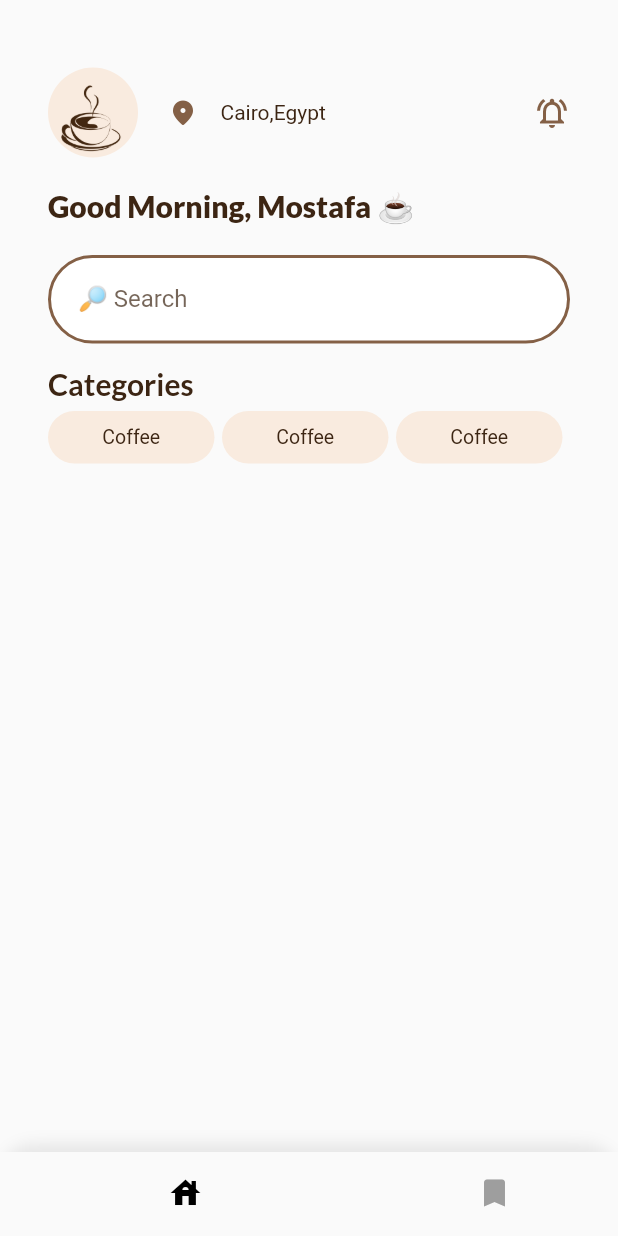
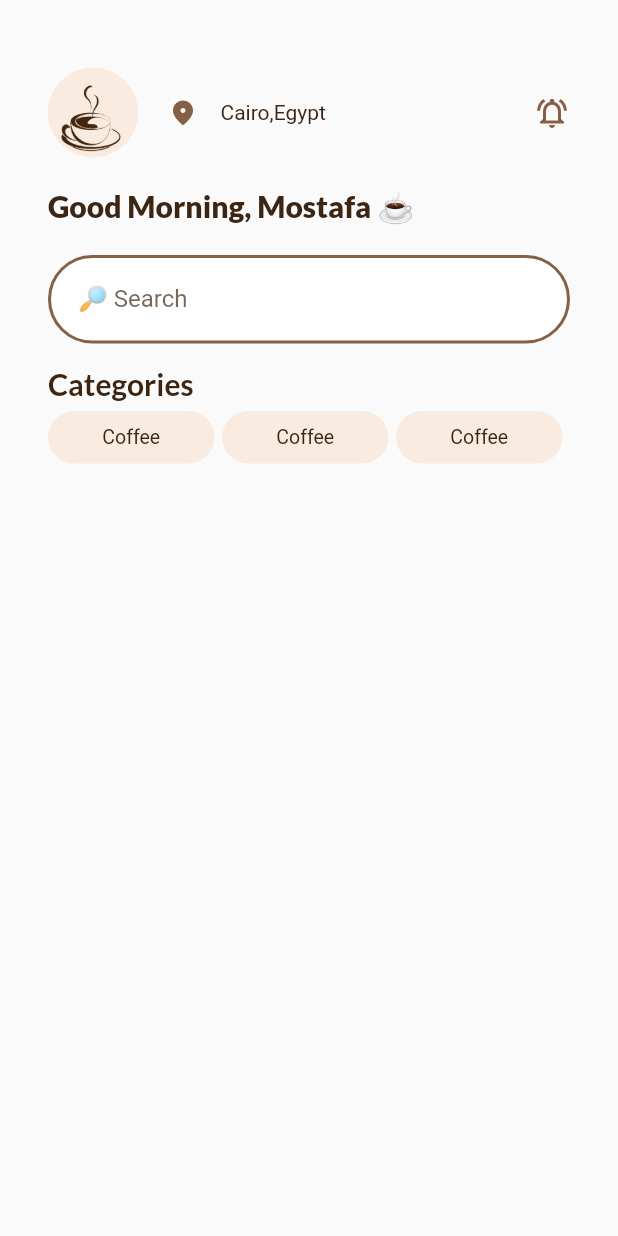
Before and after one commit to mostafaramadanhamed/coffee_app, a Flutter app: the HomeView screen opened directly, on a phone screen of 412 x 824 dp. Run offline on Flutter 3.47's test engine with Material 2 defaults, Android fonts, the phone set to English and light mode, and no system bars; our stand-ins replace go_router, google_fonts.

Commit message:
finish bottom nav bar

```diff
--- a/lib/core/utils/app_router.dart
+++ b/lib/core/utils/app_router.dart
@@ -1,5 +1,6 @@
 import 'package:coffee_app/core/utils/string.dart';
 import 'package:coffee_app/features/home/presentation/views/home_view.dart';
+import 'package:coffee_app/features/home/presentation/views/main_view.dart';
 import 'package:coffee_app/features/login/presentation/views/login_view.dart';
 import 'package:coffee_app/features/splash/presentation/views/landing_view.dart';
 import 'package:go_router/go_router.dart';
@@ -13,7 +14,7 @@ abstract class AppRouter{
     GoRoute(path: '/',builder: (context,state)=>const SplashView() ,),
     GoRoute(path: AppStrings.kLandingRoute,builder: (context,state)=>const LandingView()),
     GoRoute(path: AppStrings.kLoginRoute,builder: (context,state)=>const LoginView()),
-    GoRoute(path: AppStrings.kHomeRoute,builder: (context,state)=>const HomeView()),
+    GoRoute(path: AppStrings.kMainRoute,builder: (context,state)=>const MainView()),
     // GoRoute(path: '/',builder: (context,state)=>const SplashView() ,),
   ],);
 }
--- a/lib/core/utils/string.dart
+++ b/lib/core/utils/string.dart
@@ -2,6 +2,6 @@ abstract class AppStrings{
   static const kAppName='Grand Coffee';
   static const kLandingRoute='/landingView';
   static const kLoginRoute='/loginView';
-  static const kHomeRoute='/homeView';
+  static const kMainRoute='/mainView';
   static const kLandingButton ='Let\'s Go ☕';
 }
--- a/lib/features/home/presentation/views/home_view.dart
+++ b/lib/features/home/presentation/views/home_view.dart
@@ -1,51 +1,10 @@
-import 'package:coffee_app/core/utils/colors.dart';
 import 'package:coffee_app/features/home/presentation/views/widgets/home_view_body.dart';
 import 'package:flutter/material.dart';
 class HomeView extends StatelessWidget {
   const HomeView({Key? key}) : super(key: key);
   @override
   Widget build(BuildContext context) {
-    return  Scaffold(
-      bottomNavigationBar: Container(
-    decoration: BoxDecoration(
-    color:AppColors.kLoginTextFieldColor.withOpacity(0.6),
-    borderRadius: const BorderRadius.only(
-    topLeft: Radius.circular(25.0),
-    topRight: Radius.circular(25.0),
-    ),
-    boxShadow: [
-    BoxShadow(
-    color: Colors.grey.withOpacity(0.22),
-    spreadRadius: 2,
-    blurRadius: 8,
-    offset: const Offset(0, -3),
-    ),
-    ],
-    ),
-    child: BottomNavigationBar(
-    elevation: 0,
-    backgroundColor: Colors.transparent,
-    showSelectedLabels: false,
-    showUnselectedLabels: false,
-    type: BottomNavigationBarType.shifting,
-    selectedItemColor: Colors.black,
-    unselectedItemColor: Colors.grey,
-    currentIndex:0,
-    onTap: (int index) {
-
-    },
-    items: const [
-    BottomNavigationBarItem(
-    icon: Icon(Icons.house),
-    label: 'Home',
-    ),
-    BottomNavigationBarItem(
-    icon: Icon(Icons.bookmark),
-    label: 'Bookmark',
-    ),
-    ],
-    ),
-    ),
+    return  const Scaffold(
       body: SafeArea(child: HomeViewBody(),),
     );
   }
--- a/lib/features/login/presentation/views/widgets/login_button.dart
+++ b/lib/features/login/presentation/views/widgets/login_button.dart
@@ -25,7 +25,7 @@ class LoginButton extends StatelessWidget {
     return TextButton(onPressed: () {
       if(formKey.currentState!.validate()){
       if (emailController.text == 'mo' && passwordController.text == '00') {
-        GoRouter.of(context).push(AppStrings.kHomeRoute);
+        GoRouter.of(context).push(AppStrings.kMainRoute);
       }
     }
     },
```
Also changed, not shown: lib/features/home/presentation/views/main_view.dart (added, +82 -0 lines).
